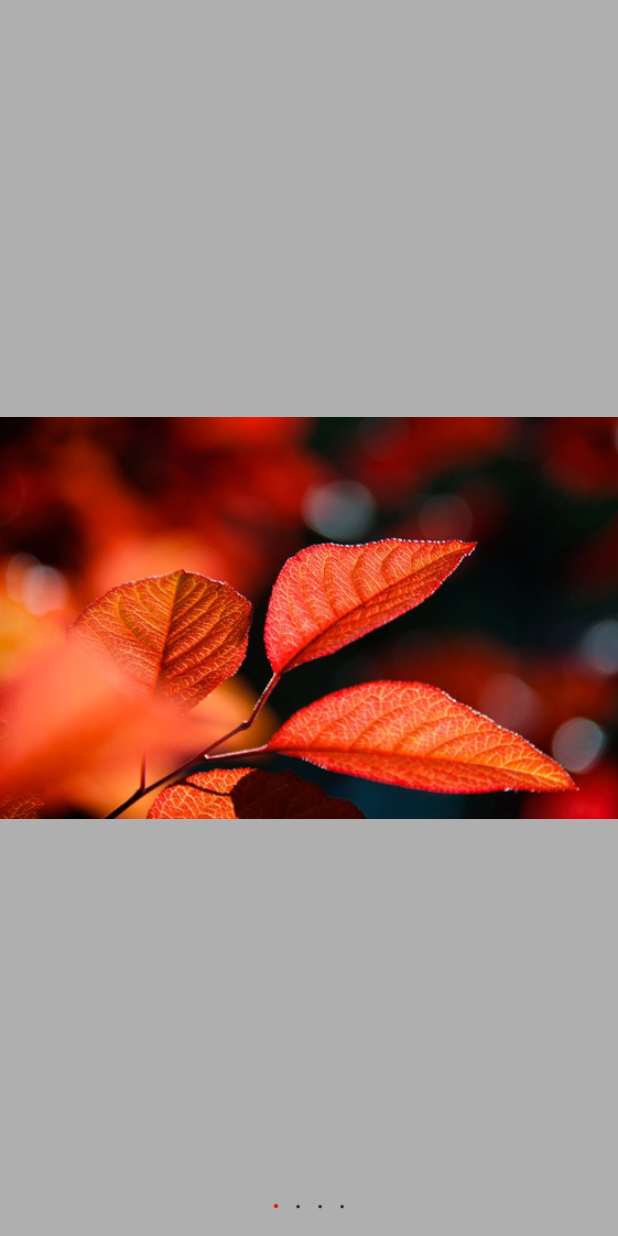
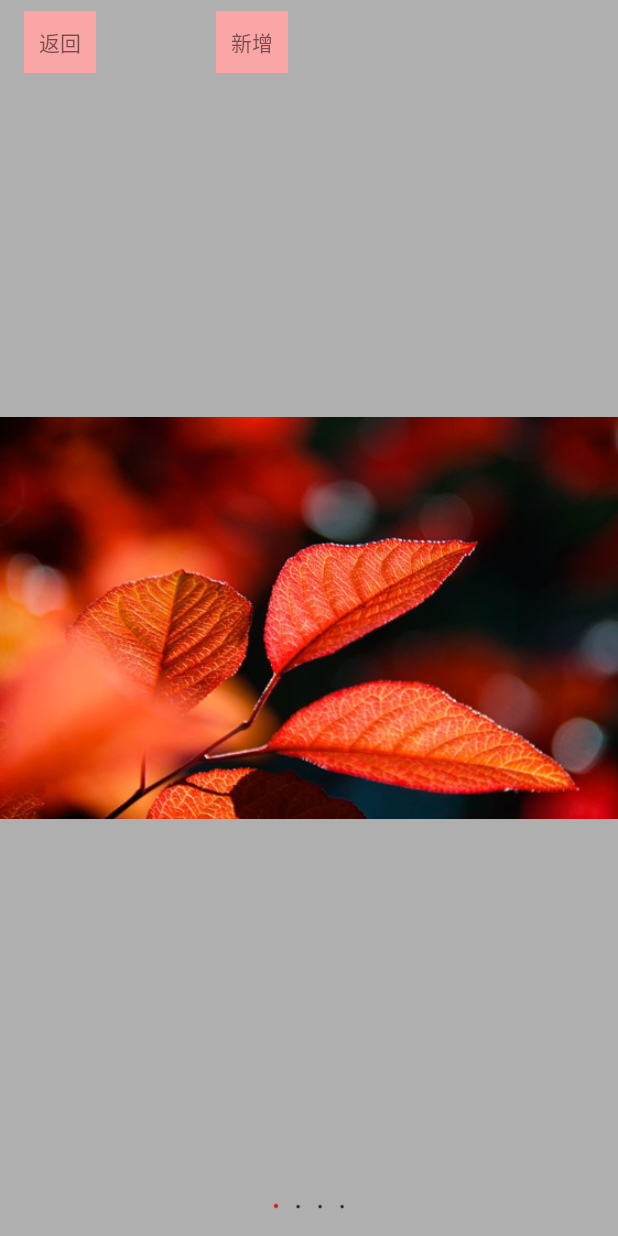
Before and after one commit to Sindyue/beautyManage, an Android app: the screen it shows after launch (ViewPagerActivity), after a tap on "ViewPager界面", on a phone screen of 412 x 824 dp. Run offline under Robolectric (Android 15) with nearby library versions, the phone set to English and light mode, and no system bars; our stand-ins replace ButterKnife.

Commit message:
添加测试的 Activity的生命周期及启动模式

```diff
--- a/app/src/main/java/com/sunny/beauty/MainActivity.java
+++ b/app/src/main/java/com/sunny/beauty/MainActivity.java
@@ -1,9 +1,11 @@
 package com.sunny.beauty;
 
+import android.content.Intent;
 import android.os.Bundle;
 import android.support.v4.app.FragmentManager;
 import android.support.v4.app.FragmentTransaction;
 import android.util.DisplayMetrics;
+import android.util.Log;
 import android.view.View;
 import android.widget.FrameLayout;
 
@@ -20,6 +22,7 @@ import sunny.basemodel.util.PV;
  * 主页面fdsh
  */
 public class MainActivity extends BaseActivity {
+    private static final String TAG = "wyyMainActivity";
 
     @InjectView(R.id.frame_content)
     FrameLayout frameContent;
@@ -44,6 +47,48 @@ public class MainActivity extends BaseActivity {
         ButterKnife.inject(this);
         initPVvalue();
         initData();
+    }
+
+    @Override
+    protected void onResume() {
+        Log.i(TAG, "onResume: ");
+        super.onResume();
+    }
+
+    @Override
+    protected void onStart() {
+        Log.i(TAG, "onStart: ");
+        super.onStart();
+    }
+
+    @Override
+    protected void onRestart() {
+        Log.i(TAG, "onRestart: ");
+        super.onRestart();
+    }
+
+    @Override
+    protected void onPause() {
+        Log.i(TAG, "onPause: ");
+        super.onPause();
+    }
+
+    @Override
+    protected void onStop() {
+        Log.i(TAG, "onStop: ");
+        super.onStop();
+    }
+
+    @Override
+    protected void onActivityResult(int requestCode, int resultCode, Intent data) {
+        Log.i(TAG, "onActivityResult: ");
+        super.onActivityResult(requestCode, resultCode, data);
+    }
+
+    @Override
+    protected void onDestroy() {
+        Log.i(TAG, "onDestroy: ");
+        super.onDestroy();
     }
 
     private void initPVvalue() {
--- a/app/src/main/java/com/sunny/beauty/ViewPagerActivity.java
+++ b/app/src/main/java/com/sunny/beauty/ViewPagerActivity.java
@@ -1,5 +1,6 @@
 package com.sunny.beauty;
 
+import android.content.Intent;
 import android.graphics.Bitmap;
 import android.graphics.BitmapFactory;
 import android.os.Bundle;
@@ -9,6 +10,9 @@ import android.view.View;
 import android.view.ViewGroup;
 import android.widget.ImageView;
 import android.widget.LinearLayout;
+import android.widget.TextView;
+
+import com.sunny.beauty.rv.CaptureActivity;
 
 import butterknife.ButterKnife;
 import butterknife.InjectView;
@@ -21,12 +25,16 @@ import sunny.basemodel.util.PV;
  * desc   : 加载了一个 receylerView 列表数据
  */
 
-public class ViewPagerActivity extends BaseActivity implements ViewPager.OnPageChangeListener {
+public class ViewPagerActivity extends BaseActivity implements ViewPager.OnPageChangeListener, View.OnClickListener {
 
     @InjectView(R.id.content_vp)
     ViewPager contentVp;
     @InjectView(R.id.view_group_ll)
     LinearLayout viewGroupLl;
+    @InjectView(R.id.back_btn)
+    TextView backBtn;
+    @InjectView(R.id.new_btn)
+    TextView newBtn;
 
 
     /**
@@ -122,6 +130,8 @@ public class ViewPagerActivity extends BaseActivity implements ViewPager.OnPageC
 
     private void initListener() {
         contentVp.setOnPageChangeListener(this);
+        backBtn.setOnClickListener(this);
+        newBtn.setOnClickListener(this);
     }
 
     @Override
@@ -154,6 +164,23 @@ public class ViewPagerActivity extends BaseActivity implements ViewPager.OnPageC
 
     }
 
+    @Override
+    public void onClick(View v) {
+        Intent intent;
+        switch (v.getId()) {
+            case R.id.back_btn:
+                intent = new Intent(mContext, CaptureActivity.class);
+                startActivity(intent);
+                break;
+            case R.id.new_btn:
+                intent = new Intent(mContext, ViewPagerActivity.class);
+                startActivity(intent);
+                break;
+            default:
+                break;
+        }
+    }
+
     private class PictureSlidePagerAdapter extends PagerAdapter {
 
         @Override
--- a/app/src/main/res/layout/activity_viewpager.xml
+++ b/app/src/main/res/layout/activity_viewpager.xml
@@ -24,4 +24,27 @@
             android:orientation="horizontal"
             android:paddingBottom="@dimen/view_distance_32"/>
     </RelativeLayout>
+
+    <android.support.v7.widget.Toolbar
+        android:layout_width="match_parent"
+        android:layout_height="56dp">
+
+        <TextView
+            android:id="@+id/back_btn"
+            android:layout_width="wrap_content"
+            android:layout_height="wrap_content"
+            android:background="#fba6a6"
+            android:padding="10dp"
+            android:text="返回"/>
+
+        <TextView
+            android:id="@+id/new_btn"
+            android:layout_width="wrap_content"
+            android:layout_height="wrap_content"
+            android:layout_marginLeft="@dimen/view_distance_192"
+            android:background="#fba6a6"
+            android:padding="10dp"
+            android:text="新增"/>
+
+    </android.support.v7.widget.Toolbar>
 </FrameLayout>
```
Also changed, not shown: app/src/main/AndroidManifest.xml (+6 -2 lines), app/src/main/java/com/sunny/beauty/rv/CaptureActivity.java (+88 -5 lines), app/src/main/res/layout/activity_list.xml (+42 -13 lines).
